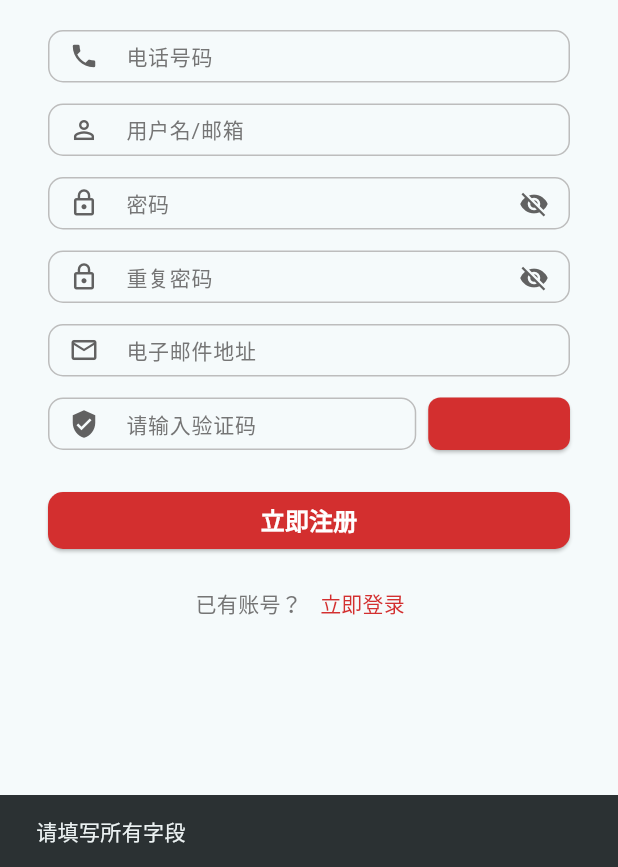
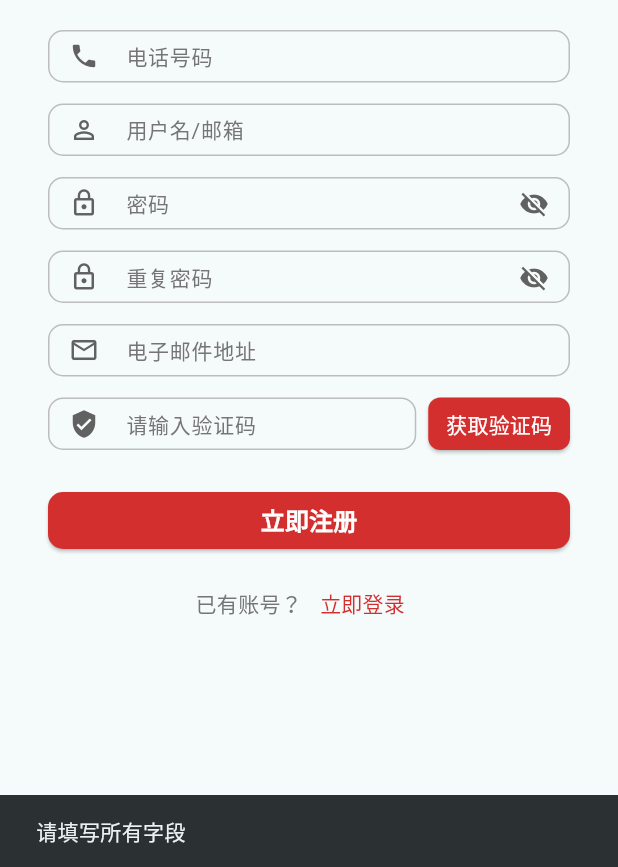
Before and after one commit to JackieLinn/xhs_flutter3, a Flutter app: the RegisterPage screen opened directly, after a tap on "立即注册", on a phone screen of 412 x 824 dp, the part 369-1236 px from its top. Run offline on Flutter 3.47's test engine with Material 3 defaults, Android fonts, the phone set to English and light mode, and no system bars; our stand-ins replace flutter_secure_storage, video_player; accounts and stored records are empty.

Commit message:
Register fixed

```diff
--- a/lib/views/register.dart
+++ b/lib/views/register.dart
@@ -54,6 +54,15 @@ class _RegisterPageState extends State<RegisterPage> {
       ).showSnackBar(const SnackBar(content: Text('请填写电子邮件地址')));
       return;
     }
+    // 验证邮箱格式
+    final emailReg = RegExp(r'^[^@]+@[^@]+\.[^@]+$');
+    if (!emailReg.hasMatch(email)) {
+      ScaffoldMessenger.of(
+        context,
+      ).showSnackBar(const SnackBar(content: Text('请输入合法的邮箱地址')));
+      return;
+    }
+
     try {
       await ApiService.getVoid(
         '/auth/ask-code',
@@ -91,10 +100,27 @@ class _RegisterPageState extends State<RegisterPage> {
       ).showSnackBar(const SnackBar(content: Text('请填写所有字段')));
       return;
     }
+    // 再次校验邮箱
+    final emailReg = RegExp(r'^[^@]+@[^@]+\.[^@]+$');
+    if (!emailReg.hasMatch(email)) {
+      ScaffoldMessenger.of(
+        context,
+      ).showSnackBar(const SnackBar(content: Text('请输入合法的邮箱地址')));
+      return;
+    }
+    // 校验密码一致
     if (password != repeat) {
       ScaffoldMessenger.of(
         context,
       ).showSnackBar(const SnackBar(content: Text('两次密码输入不一致')));
+      return;
+    }
+    // 验证码必须为 6 位数字
+    final codeReg = RegExp(r'^\d{6}$');
+    if (!codeReg.hasMatch(code)) {
+      ScaffoldMessenger.of(
+        context,
+      ).showSnackBar(const SnackBar(content: Text('验证码格式不正确')));
       return;
     }
 
@@ -183,7 +209,7 @@ class _RegisterPageState extends State<RegisterPage> {
             ),
             const SizedBox(height: 14),
 
-            // 验证码 + 按钮
+            // 验证码 + 获取按钮
             Row(
               children: [
                 Expanded(
@@ -206,14 +232,17 @@ class _RegisterPageState extends State<RegisterPage> {
                           return Colors.red.shade100; // 禁用时浅红
                         }
                         if (states.contains(WidgetState.pressed)) {
-                          return Colors.red.shade900;
+                          return Colors.red.shade900; // 按下时深红
                         }
-                        return Colors.red.shade700;
+                        return Colors.red.shade700; // 默认深红
                       }),
                       foregroundColor: WidgetStateProperty.resolveWith<Color>((
                         states,
                       ) {
-                        return Colors.red.shade700; // 禁用时文字也用红色
+                        if (states.contains(WidgetState.disabled)) {
+                          return Colors.red.shade700; // 禁用时文字红
+                        }
+                        return Colors.white; // 默认文字白
                       }),
                       shape: WidgetStateProperty.all(
                         RoundedRectangleBorder(
@@ -226,7 +255,7 @@ class _RegisterPageState extends State<RegisterPage> {
                     ),
                     onPressed: _isSendingCode ? null : _requestCode,
                     child: Text(
-                      _isSendingCode ? '请稍后 ${_secondsRemaining}s' : '获取验证码',
+                      _isSendingCode ? '请稍后 $_secondsRemaining s' : '获取验证码',
                       style: const TextStyle(fontSize: 14),
                     ),
                   ),
@@ -243,8 +272,9 @@ class _RegisterPageState extends State<RegisterPage> {
                   backgroundColor: WidgetStateProperty.resolveWith<Color>((
                     states,
                   ) {
-                    if (states.contains(WidgetState.pressed))
+                    if (states.contains(WidgetState.pressed)) {
                       return Colors.red.shade900;
+                    }
                     return Colors.red.shade700;
                   }),
                   shape: WidgetStateProperty.all(
```
